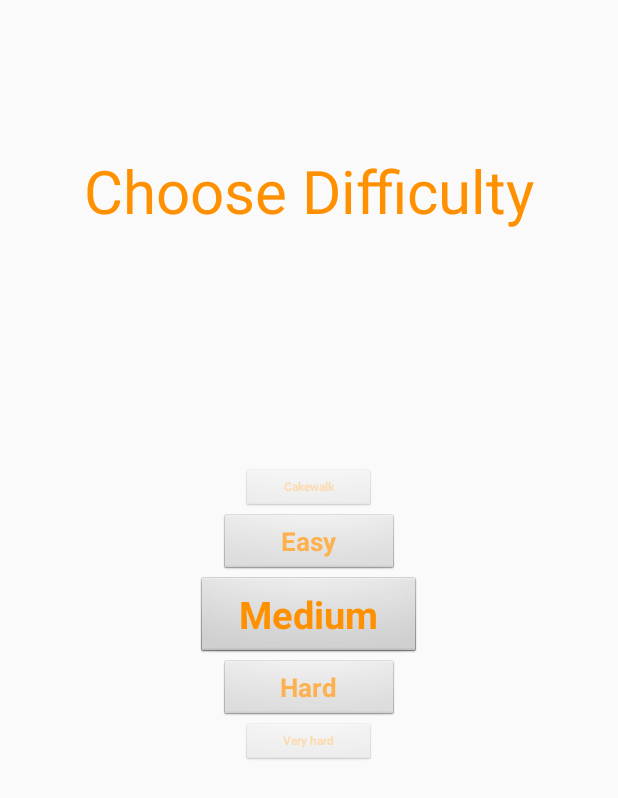
After one commit to Lammatian/Songle, an Android app: the MainActivity screen opened directly, with no data from a screen before it, on a phone screen of 412 x 824 dp. The commit adds this screen. Shown: the top 798 px of the screen. Run offline under Robolectric (Android 15) with nearby library versions, the phone set to English and light mode, and no system bars; network calls fail; Roboto replaces fonts that are not available here.

Commit message:
I'm not sure if anything changed from the last push but I am turning the app off so I am going to commit again

```diff
--- a/app/build.gradle
+++ b/app/build.gradle
@@ -21,7 +21,7 @@ android {
             proguardFiles getDefaultProguardFile('proguard-android.txt'), 'proguard-rules.pro'
         }
     }
-    dataBinding{
+    dataBinding {
         enabled = true
     }
 }
--- a/app/src/main/AndroidManifest.xml
+++ b/app/src/main/AndroidManifest.xml
@@ -8,6 +8,8 @@
          location permissions for the 'MyLocation' functionality.
     -->
     <uses-permission android:name="android.permission.ACCESS_FINE_LOCATION" />
+    <uses-permission android:name="android.permission.INTERNET" />
+    <uses-permission android:name="android.permission.ACCESS_NETWORK_STATE" />
 
     <application
         android:allowBackup="true"
@@ -32,14 +34,13 @@
         <activity
             android:name=".MapsActivity"
             android:label="@string/title_activity_maps">
-                <intent-filter>
+            <intent-filter>
                 <action android:name="android.intent.action.MAIN" />
 
                 <category android:name="android.intent.category.LAUNCHER" />
             </intent-filter>
         </activity>
+        <activity android:name=".MainActivity"></activity>
     </application>
 
-    <uses-permission android:name="android.permission.INTERNET" />
-    <uses-permission android:name="android.permission.ACCESS_NETWORK_STATE" />
 </manifest>
--- a/app/src/main/java/com/example/mateusz/songle/DownloadXmlTask.kt
+++ b/app/src/main/java/com/example/mateusz/songle/DownloadXmlTask.kt
@@ -37,9 +37,10 @@ class DownloadXmlTask(private val caller: DownloadCompleteListener,
 
         // parse XML
         var parser = XMLParser()
-        return parser.parse(stream).joinToString(", ")
 
-        //return result.toString()
+        val result = parser.isUpToDate(stream) ?: return "No updates"
+
+        return result.joinToString(", ")
     }
 
     @Throws(IOException::class)
--- /dev/null
+++ b/app/src/main/java/com/example/mateusz/songle/MainActivity.kt
@@ -0,0 +1,12 @@
+package com.example.mateusz.songle
+
+import android.support.v7.app.AppCompatActivity
+import android.os.Bundle
+
+class MainActivity : AppCompatActivity() {
+
+    override fun onCreate(savedInstanceState: Bundle?) {
+        super.onCreate(savedInstanceState)
+        setContentView(R.layout.activity_main)
+    }
+}
--- a/app/src/main/java/com/example/mateusz/songle/XMLParser.kt
+++ b/app/src/main/java/com/example/mateusz/songle/XMLParser.kt
@@ -14,6 +14,21 @@ data class Song(val number: Int, val artist: String, val title: String, val link
 class XMLParser {
     // namespace
     private val ns: String? = null
+
+    @Throws(XmlPullParserException::class, IOException::class)
+    fun isUpToDate(input: InputStream): List<Song>? {
+        input.use {
+            val parser = Xml.newPullParser()
+            parser.setFeature(XmlPullParser.FEATURE_PROCESS_NAMESPACES, false)
+            parser.setInput(input, null)
+            parser.nextTag()
+            parser.require(XmlPullParser.START_TAG, ns, "Songs")
+            if (parser.getAttributeValue(0) == "2017-10-09T10:00:33.775+01:00[Europe/London]")
+                return null
+
+            return readFeed(parser)
+        }
+    }
 
     @Throws(XmlPullParserException::class, IOException::class)
     fun parse(input: InputStream): List<Song> {
--- /dev/null
+++ b/app/src/main/res/layout/activity_main.xml
@@ -0,0 +1,77 @@
+<?xml version="1.0" encoding="utf-8"?>
+<android.support.constraint.ConstraintLayout xmlns:android="http://schemas.android.com/apk/res/android"
+    xmlns:app="http://schemas.android.com/apk/res-auto"
+    xmlns:tools="http://schemas.android.com/tools"
+    android:layout_width="match_parent"
+    android:layout_height="match_parent"
+    tools:context="com.example.mateusz.songle.MainActivity">
+
+    <RelativeLayout
+        android:layout_width="match_parent"
+        android:layout_height="match_parent">
+
+        <TextView
+            android:layout_width="wrap_content"
+            android:layout_height="wrap_content"
+            android:text="Choose Difficulty"
+            android:textSize="40sp"
+            android:layout_centerHorizontal="true"
+            android:layout_marginTop="100dp"/>
+
+        <!--TODO: Change to scrollable list-->
+        <Button
+            android:id="@+id/btnCakewalk"
+            android:layout_width="90dp"
+            android:alpha="0.3"
+            android:textSize="8sp"
+            android:layout_height="30dp"
+            android:layout_centerHorizontal="true"
+            android:layout_centerVertical="true"
+            android:layout_above="@id/btnEasy"
+            android:text="Cakewalk"/>
+
+        <Button
+            android:id="@+id/btnEasy"
+            android:layout_width="120dp"
+            android:alpha="0.7"
+            android:textSize="17sp"
+            android:layout_height="42dp"
+            android:layout_centerHorizontal="true"
+            android:layout_centerVertical="true"
+            android:layout_above="@+id/btnMedium"
+            android:text="Easy"/>
+
+        <Button
+            android:id="@+id/btnMedium"
+            android:layout_width="150dp"
+            android:alpha="1"
+            android:textSize="25sp"
+            android:layout_height="55dp"
+            android:layout_centerHorizontal="true"
+            android:layout_centerVertical="true"
+            android:text="Medium"/>
+
+        <Button
+            android:id="@+id/btnHard"
+            android:layout_width="120dp"
+            android:alpha="0.7"
+            android:textSize="17sp"
+            android:layout_height="42dp"
+            android:layout_centerHorizontal="true"
+            android:layout_centerVertical="true"
+            android:layout_below="@id/btnMedium"
+            android:text="Hard"/>
+
+        <Button
+            android:id="@+id/btnVHard"
+            android:layout_width="90dp"
+            android:alpha="0.3"
+            android:textSize="8sp"
+            android:layout_height="30dp"
+            android:layout_centerHorizontal="true"
+            android:layout_centerVertical="true"
+            android:layout_below="@id/btnHard"
+            android:text="Very hard"/>
+    </RelativeLayout>
+
+</android.support.constraint.ConstraintLayout>
--- a/app/src/main/res/values/styles.xml
+++ b/app/src/main/res/values/styles.xml
@@ -32,7 +32,7 @@
     <!-- Button style -->
     <style name="MyButton" parent="android:Widget.Button">
         <item name="android:textColor">@color/colorAccent</item>
-        <item name="android:textSize">30sp</item>
+        <!--<item name="android:textSize">30sp</item>-->
         <item name="android:textStyle">bold</item>
     </style>
 </resources>
```
